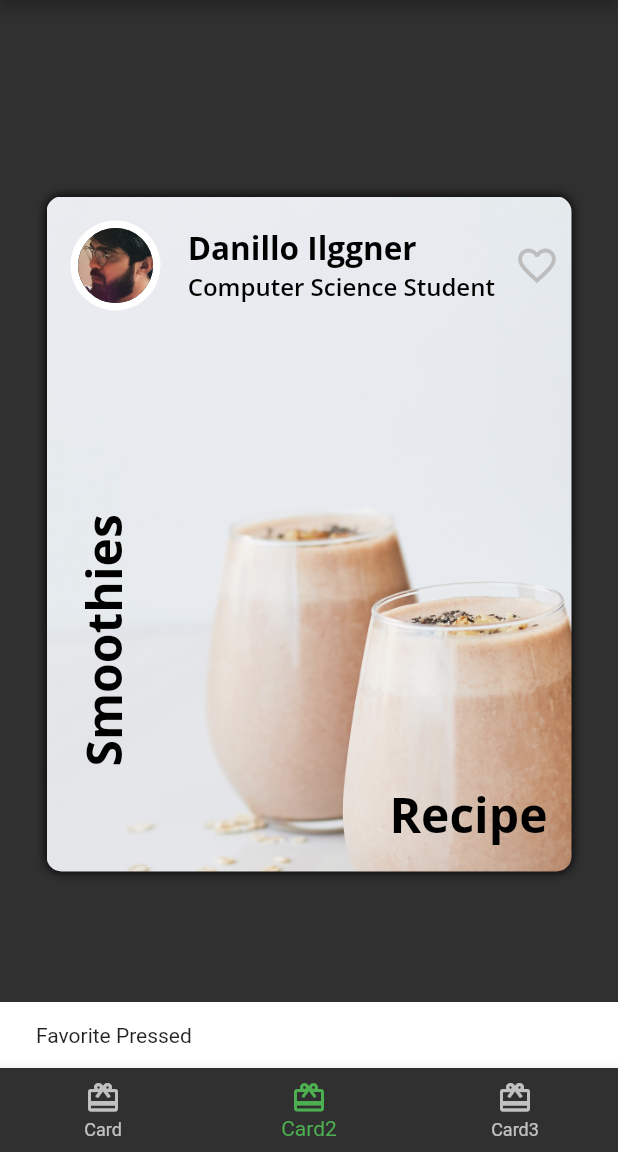
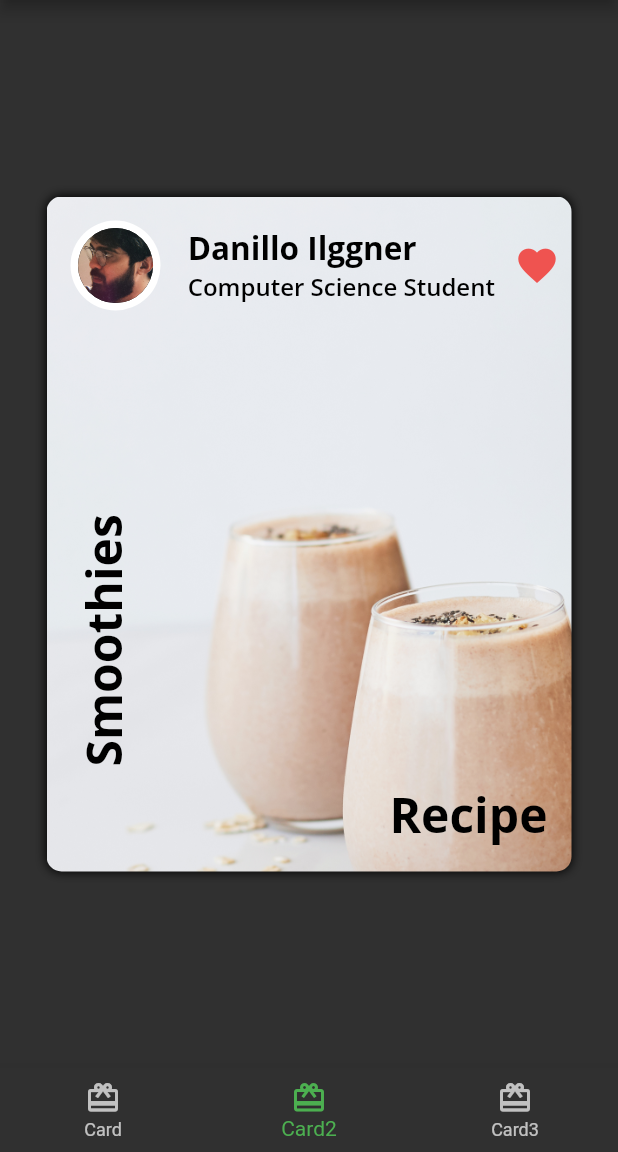
Before and after one commit to danilloism/portfolio.fooderlich, a Flutter app: the screen it shows after launch, item 2 of the bottom bar chosen, after a tap on the "favorite outline" icon, on a phone screen of 412 x 824 dp, the part 84-1236 px from its top. Run offline on Flutter 3.47's test engine with Material 2 defaults, Android fonts, the phone set to English and light mode, and no system bars; our stand-ins replace google_fonts.

```diff
--- a/lib/cards/card.author.dart
+++ b/lib/cards/card.author.dart
@@ -3,7 +3,7 @@ import 'package:fooderlich/circle_image.dart';
 import 'package:fooderlich/theme.dart';
 import 'package:fooderlich/utils.dart';
 
-class AuthorCard extends StatelessWidget {
+class AuthorCard extends StatefulWidget {
   const AuthorCard({
     Key? key,
     required this.authorName,
@@ -16,6 +16,13 @@ class AuthorCard extends StatelessWidget {
   final ImageProvider? imageProvider;
 
   @override
+  State<AuthorCard> createState() => _AuthorCardState();
+}
+
+class _AuthorCardState extends State<AuthorCard> {
+  bool _isFavorited = false;
+
+  @override
   Widget build(BuildContext context) {
     return Container(
       padding: const EdgeInsets.all(16),
@@ -23,7 +30,7 @@ class AuthorCard extends StatelessWidget {
         mainAxisAlignment: MainAxisAlignment.spaceBetween,
         children: [
           CircleImage(
-            imageProvider: imageProvider,
+            imageProvider: widget.imageProvider,
             imageRadius: 30,
           ),
           Gap.gapW8,
@@ -31,17 +38,18 @@ class AuthorCard extends StatelessWidget {
             crossAxisAlignment: CrossAxisAlignment.start,
             children: [
               Text(
-                authorName,
+                widget.authorName,
                 style: FooderlichTheme.light.textTheme.headline2,
               ),
               Text(
-                title,
+                widget.title,
                 style: FooderlichTheme.light.textTheme.headline3,
               ),
             ],
           ),
           IconButton(
-            icon: const Icon(Icons.favorite_border),
+            icon: Icon(_isFavorited ? Icons.favorite : Icons.favorite_border,
+                color: Colors.red[400]),
             iconSize: 30,
             alignment: Alignment.center,
             constraints: const BoxConstraints(
@@ -50,8 +58,9 @@ class AuthorCard extends StatelessWidget {
             ),
             color: Colors.grey[400],
             onPressed: () {
-              const snackBar = SnackBar(content: Text('Favorite Pressed'));
-              ScaffoldMessenger.of(context).showSnackBar(snackBar);
+              setState(
+                () => _isFavorited = !_isFavorited,
+              );
             },
           ),
         ],
```
